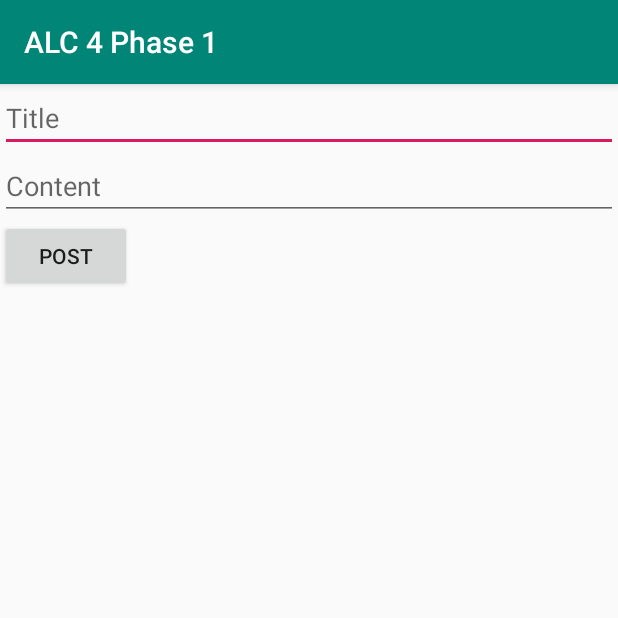
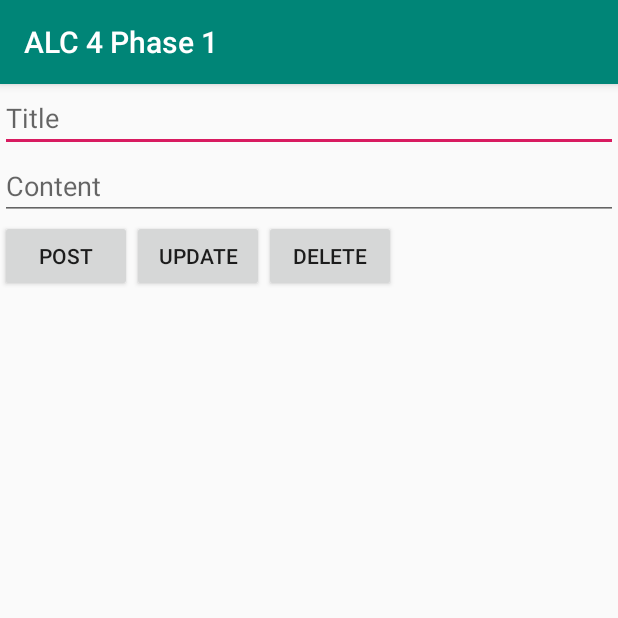
Before and after one commit to Rutayuga/Phase1ChallengeAndroid, an Android app: the Forum screen opened directly, with no data from a screen before it, after a tap on "POST", on a phone screen of 412 x 824 dp, the top half of it. Run offline under Robolectric (Android 15) with nearby library versions, the phone set to English and light mode, and no system bars; our stand-ins replace Firebase (no records; nobody signed in at launch, a user with empty details on screens opened directly).

Commit message:
Update files

```diff
--- a/app/src/main/java/outreachtraders/com/phase1challenge_android/Forum.java
+++ b/app/src/main/java/outreachtraders/com/phase1challenge_android/Forum.java
@@ -5,14 +5,18 @@ import android.support.v7.app.AppCompatActivity;
 import android.os.Bundle;
 import android.support.v7.widget.LinearLayoutManager;
 import android.support.v7.widget.RecyclerView;
+import android.util.Log;
 import android.view.LayoutInflater;
 import android.view.View;
 import android.view.ViewGroup;
 import android.widget.Button;
 import android.widget.EditText;
+import android.widget.Toast;
 
 import com.firebase.ui.database.FirebaseRecyclerAdapter;
 import com.firebase.ui.database.FirebaseRecyclerOptions;
+import com.google.android.gms.tasks.OnFailureListener;
+import com.google.android.gms.tasks.OnSuccessListener;
 import com.google.firebase.database.DataSnapshot;
 import com.google.firebase.database.DatabaseError;
 import com.google.firebase.database.DatabaseReference;
@@ -22,7 +26,7 @@ import com.google.firebase.database.ValueEventListener;
 public class Forum extends AppCompatActivity {
 
     EditText edt_title, edt_content;
-    Button btn_post;
+    Button btn_post, btn_update, btn_delete;
     RecyclerView recyclerView;
 
     //Firebase
@@ -31,6 +35,9 @@ public class Forum extends AppCompatActivity {
 
     FirebaseRecyclerOptions<Post> options;
     FirebaseRecyclerAdapter<Post,MyRecycleViewHolder> adapter;
+
+    Post selectedPost;
+    String selectedKey;
     @Override
     protected void onCreate(Bundle savedInstanceState) {
         super.onCreate(savedInstanceState);
@@ -39,6 +46,8 @@ public class Forum extends AppCompatActivity {
         edt_content=(EditText)findViewById(R.id.edt_content);
         edt_title=(EditText)findViewById(R.id.edt_title);
         btn_post=(Button)findViewById(R.id.btn_post);
+        btn_update=(Button)findViewById(R.id.btn_update);
+        btn_delete=(Button)findViewById(R.id.btn_delete);
         recyclerView=(RecyclerView)findViewById(R.id.recycler_view);
         recyclerView.setLayoutManager(new LinearLayoutManager(this));
 
@@ -51,6 +60,7 @@ public class Forum extends AppCompatActivity {
                 displayComment();
             }
 
+
             @Override
             public void onCancelled(@NonNull DatabaseError databaseError) {
 
@@ -60,7 +70,48 @@ public class Forum extends AppCompatActivity {
         btn_post.setOnClickListener(new View.OnClickListener() {
             @Override
             public void onClick(View view) {
-                postCommet();
+                postComment();
+            }
+        });
+
+        btn_update.setOnClickListener(new View.OnClickListener() {
+            @Override
+            public void onClick(View view) {
+                databaseReference
+                        .child(selectedKey)
+                        .setValue(new Post(edt_title.getText().toString(),edt_content.getText().toString()))
+                        .addOnSuccessListener(new OnSuccessListener<Void>() {
+                            @Override
+                            public void onSuccess(Void aVoid) {
+                                Toast.makeText(Forum.this, "Updated !", Toast.LENGTH_SHORT).show();
+                            }
+                        }).addOnFailureListener(new OnFailureListener() {
+                    @Override
+                    public void onFailure(@NonNull Exception e) {
+                        Toast.makeText(Forum.this, ""+e.getMessage(), Toast.LENGTH_SHORT).show();
+                    }
+                });
+
+
+            }
+        });
+        btn_delete.setOnClickListener(new View.OnClickListener() {
+            @Override
+            public void onClick(View view) {
+                databaseReference
+                        .child(selectedKey)
+                        .removeValue()
+                        .addOnSuccessListener(new OnSuccessListener<Void>() {
+                            @Override
+                            public void onSuccess(Void aVoid) {
+                                Toast.makeText(Forum.this, "Delete !", Toast.LENGTH_SHORT).show();
+                            }
+                        }).addOnFailureListener(new OnFailureListener() {
+                    @Override
+                    public void onFailure(@NonNull Exception e) {
+                        Toast.makeText(Forum.this, ""+e.getMessage(), Toast.LENGTH_SHORT).show();
+                    }
+                });
             }
         });
         displayComment();
@@ -73,7 +124,7 @@ protected void onStop(){
         super.onStop();
 }
 
-    private void postCommet() {
+    private void postComment() {
         String title =edt_title.getText().toString();
         String content=edt_content.getText().toString();
 
@@ -95,9 +146,24 @@ protected void onStop(){
          adapter=
                 new FirebaseRecyclerAdapter<Post, MyRecycleViewHolder>(options) {
                     @Override
-                    protected void onBindViewHolder(@NonNull MyRecycleViewHolder holder, int position, @NonNull Post model) {
+                    protected void onBindViewHolder(@NonNull MyRecycleViewHolder holder, int position, @NonNull final Post model) {
                         holder.txt_title.setText(model.getTitle());
                         holder.txt_comment.setText(model.getContent());
+
+                        holder.setiItemClickListener(new IItemClickListener() {
+                            @Override
+                            public void onClick(View view, int position) {
+                                selectedPost=model;
+                                selectedKey=getSnapshots().getSnapshot(position).toString();
+                                Log.d("Key Item",""+selectedKey);
+
+                                //Bind data
+                                edt_content.setText(model.getContent());
+                                edt_title.setText(model.getTitle());
+
+
+                            }
+                        });
                     }
 
                     @NonNull
--- /dev/null
+++ b/app/src/main/java/outreachtraders/com/phase1challenge_android/IItemClickListener.java
@@ -0,0 +1,7 @@
+package outreachtraders.com.phase1challenge_android;
+
+import android.view.View;
+
+public interface IItemClickListener {
+    void onClick(View view,int position);
+}
--- a/app/src/main/res/layout/activity_forum.xml
+++ b/app/src/main/res/layout/activity_forum.xml
@@ -19,11 +19,26 @@
         android:inputType="text"
         android:layout_width="match_parent"
         android:layout_height="wrap_content" />
+    <LinearLayout
+        android:orientation="horizontal"
+        android:layout_width="match_parent"
+        android:layout_height="wrap_content">
         <Button
             android:id="@+id/btn_post"
             android:text="POST"
             android:layout_width="wrap_content"
             android:layout_height="wrap_content" />
+        <Button
+            android:id="@+id/btn_update"
+            android:text="UPDATE"
+            android:layout_width="wrap_content"
+            android:layout_height="wrap_content" />
+        <Button
+            android:id="@+id/btn_delete"
+            android:text="DELETE"
+            android:layout_width="wrap_content"
+            android:layout_height="wrap_content" />
+    </LinearLayout>
     <android.support.v7.widget.RecyclerView
         android:id="@+id/recycler_view"
         android:layout_width="match_parent"
```
Also changed, not shown: app/src/main/java/outreachtraders/com/phase1challenge_android/MyRecycleViewHolder.java (+15 -1 lines). Lines whose indentation alone changed are shown as unchanged.
